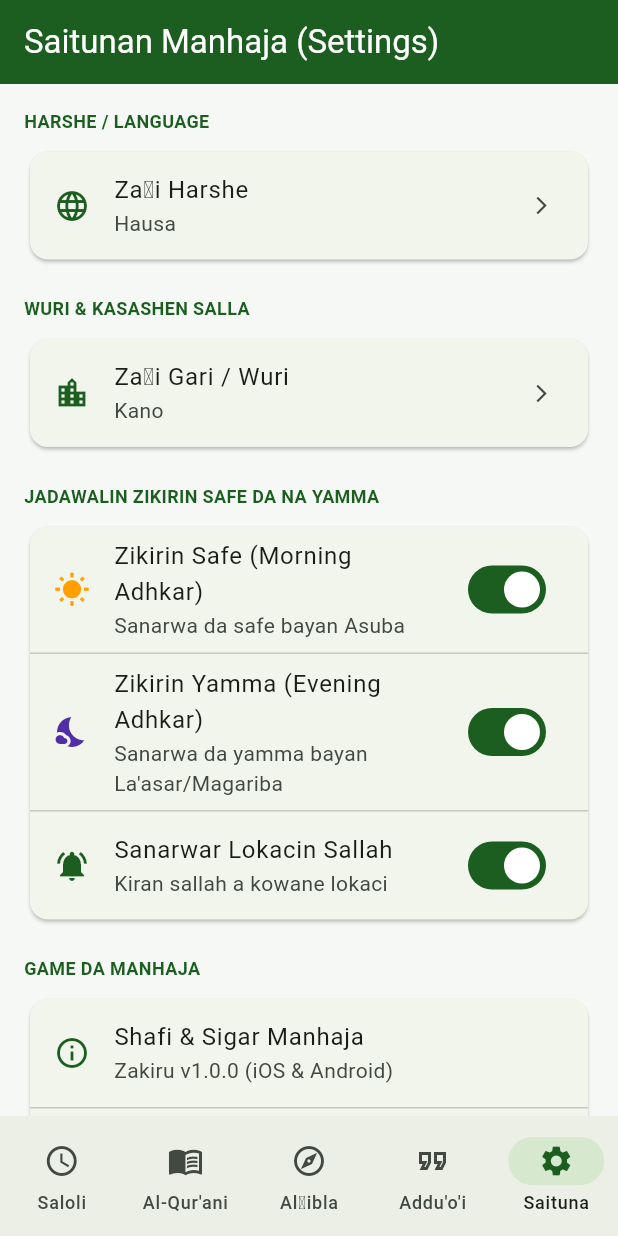
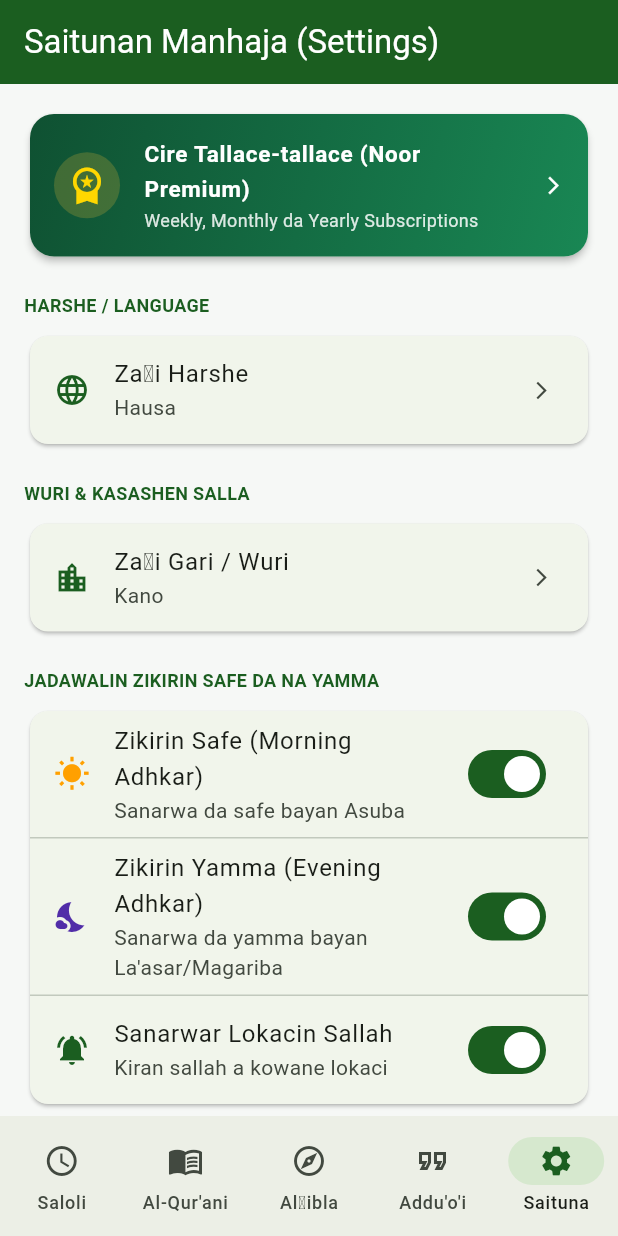
Before and after one commit to Auwal9ja/Convert-to-apk-, a Flutter app: the screen it shows after launch, item 5 of the bottom bar chosen, on a phone screen of 412 x 824 dp. Run offline on Flutter 3.47's test engine with Material 3 defaults, Android fonts, the phone set to English and light mode, and no system bars; our stand-ins replace adhan, flutter_compass, geolocator, google_mobile_ads, in_app_purchase, just_audio and 1 more; missing offline and left inert: onesignal_flutter.

Commit message:
feat: add in-app purchase and premium subscription
Integrate BillingService to support subscriptions, enabling users to remove ads. Added a subscription dialog and UI entry points in the main and settings screens.

```diff
--- a/flutter_project/lib/screens/main_screen.dart
+++ b/flutter_project/lib/screens/main_screen.dart
@@ -3,6 +3,8 @@
 import 'package:intl/intl.dart';
 import 'package:shared_preferences/shared_preferences.dart';
 import '../services/prayer_service.dart';
+import '../services/billing_service.dart';
+import '../components/subscription_dialog.dart';
 import 'quran_screen.dart';
 import 'qibla_screen.dart';
 import 'azkar_screen.dart';
@@ -193,6 +195,37 @@
                               ],
                             ),
                           ),
+                          Row(
+                            children: [
+                              InkWell(
+                                onTap: () {
+                                  SubscriptionDialog.show(context, selectedLanguage: _selectedLanguage);
+                                },
+                                borderRadius: BorderRadius.circular(16),
+                                child: Container(
+                                  padding: const EdgeInsets.symmetric(horizontal: 10, vertical: 5),
+                                  decoration: BoxDecoration(
+                                    color: const Color(0xFFD4AF37).withOpacity(0.25),
+                                    borderRadius: BorderRadius.circular(16),
+                                    border: Border.all(color: const Color(0xFFFFD700), width: 1.2),
+                                  ),
+                                  child: Row(
+                                    children: [
+                                      const Icon(Icons.workspace_premium, color: Color(0xFFFFD700), size: 16),
+                                      const SizedBox(width: 4),
+                                      Text(
+                                        _selectedLanguage == 'Hausa' ? 'Cire Talla' : 'VIP',
+                                        style: const TextStyle(
+                                          color: Color(0xFFFFD700),
+                                          fontWeight: FontWeight.bold,
+                                          fontSize: 11,
+                                        ),
+                                      ),
+                                    ],
+                                  ),
+                                ),
+                              ),
+                              const SizedBox(width: 4),
                               IconButton(
                                 icon: const Icon(Icons.my_location, color: Colors.white, size: 20),
                                 onPressed: () async {
@@ -202,6 +235,8 @@
                                     _loadPreferencesAndPrayers();
                                   }
                                 },
+                              ),
+                            ],
                           ),
                         ],
                       ),
--- a/flutter_project/lib/screens/settings_screen.dart
+++ b/flutter_project/lib/screens/settings_screen.dart
@@ -1,6 +1,8 @@
 import 'package:flutter/material.dart';
 import 'package:shared_preferences/shared_preferences.dart';
 import '../services/prayer_service.dart';
+import '../services/billing_service.dart';
+import '../components/subscription_dialog.dart';
 
 class SettingsScreen extends StatefulWidget {
   const SettingsScreen({super.key});
@@ -62,6 +64,46 @@
       body: ListView(
         padding: const EdgeInsets.all(16),
         children: [
+          // 0. Premium / Remove Ads Card
+          Card(
+            shape: RoundedRectangleBorder(borderRadius: BorderRadius.circular(16)),
+            elevation: 2,
+            child: Container(
+              decoration: BoxDecoration(
+                borderRadius: BorderRadius.circular(16),
+                gradient: const LinearGradient(
+                  colors: [Color(0xFF0F5132), Color(0xFF198754)],
+                  begin: Alignment.topLeft,
+                  end: Alignment.bottomRight,
+                ),
+              ),
+              child: ListTile(
+                contentPadding: const EdgeInsets.symmetric(horizontal: 16, vertical: 8),
+                leading: Container(
+                  padding: const EdgeInsets.all(8),
+                  decoration: BoxDecoration(
+                    color: const Color(0xFFD4AF37).withOpacity(0.25),
+                    shape: BoxShape.circle,
+                  ),
+                  child: const Icon(Icons.workspace_premium, color: Color(0xFFFFD700), size: 28),
+                ),
+                title: Text(
+                  isHausa ? 'Cire Tallace-tallace (Noor Premium)' : 'Noor Premium (Remove Ads)',
+                  style: const TextStyle(color: Colors.white, fontWeight: FontWeight.bold, fontSize: 15),
+                ),
+                subtitle: Text(
+                  isHausa ? 'Weekly, Monthly da Yearly Subscriptions' : 'Weekly, Monthly & Yearly Subscriptions',
+                  style: TextStyle(color: Colors.white.withOpacity(0.85), fontSize: 12),
+                ),
+                trailing: const Icon(Icons.arrow_forward_ios, color: Colors.white, size: 14),
+                onTap: () {
+                  SubscriptionDialog.show(context, selectedLanguage: _selectedLanguage);
+                },
+              ),
+            ),
+          ),
+          const SizedBox(height: 20),
+
           // 1. Language Setting
           Text(
             isHausa ? 'HARSHE / LANGUAGE' : 'LANGUAGE SELECTION',
```
Also changed, not shown: flutter_project/lib/components/subscription_dialog.dart (added, +461 -0 lines), flutter_project/lib/main.dart (+8 -0 lines). Lines whose indentation alone changed are shown as unchanged.
